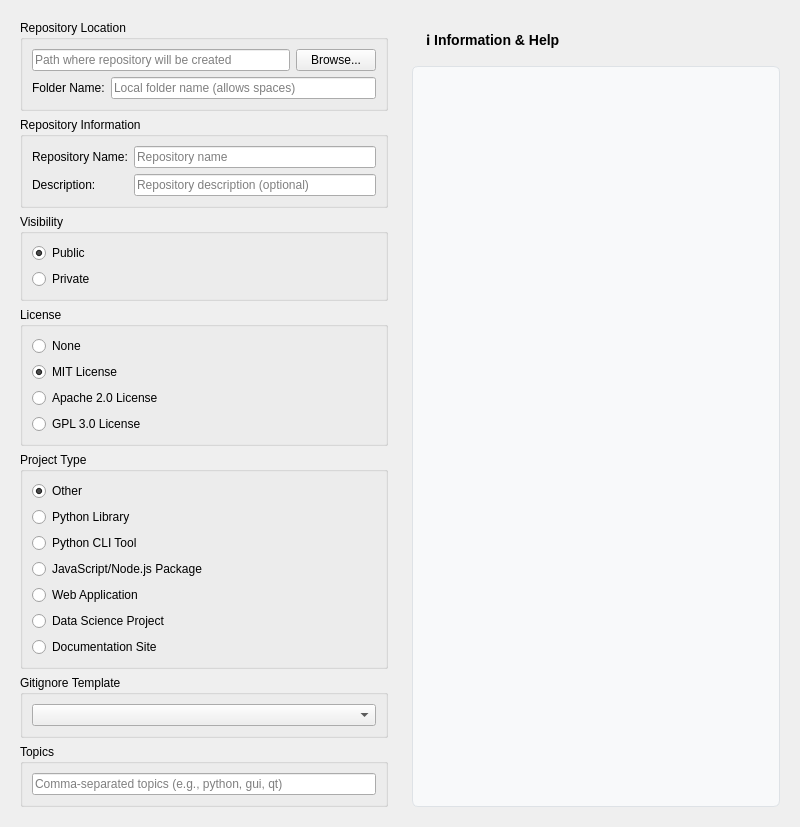
Before: the Qt Designer form src/repospark/assets/ui/basic_tab.ui in RichLewis007/RepoSpark, drawn with Qt 5.
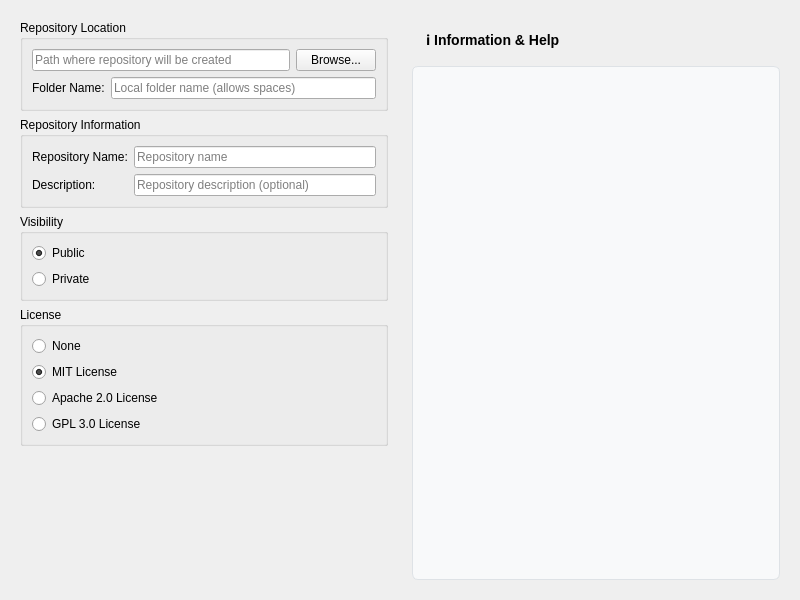
After: the same form once the commit is applied.

Commit message: rearrange gui items, tabs. fix blocked ui thread when picking a certain radio button.

Diff of the .ui file:
```diff
--- a/src/repospark/assets/ui/basic_tab.ui
+++ b/src/repospark/assets/ui/basic_tab.ui
@@ -162,95 +162,6 @@
         </layout>
        </widget>
       </item>
-      <item>
-       <widget class="QGroupBox" name="project_type_group">
-        <property name="title">
-         <string>Project Type</string>
-        </property>
-        <layout class="QVBoxLayout" name="project_type_layout">
-         <item>
-          <widget class="QRadioButton" name="project_type_other_radio">
-           <property name="text">
-            <string>Other</string>
-           </property>
-           <property name="checked">
-            <bool>true</bool>
-           </property>
-          </widget>
-         </item>
-         <item>
-          <widget class="QRadioButton" name="project_type_python_lib_radio">
-           <property name="text">
-            <string>Python Library</string>
-           </property>
-          </widget>
-         </item>
-         <item>
-          <widget class="QRadioButton" name="project_type_python_cli_radio">
-           <property name="text">
-            <string>Python CLI Tool</string>
-           </property>
-          </widget>
-         </item>
-         <item>
-          <widget class="QRadioButton" name="project_type_js_radio">
-           <property name="text">
-            <string>JavaScript/Node.js Package</string>
-           </property>
-          </widget>
-         </item>
-         <item>
-          <widget class="QRadioButton" name="project_type_web_radio">
-           <property name="text">
-            <string>Web Application</string>
-           </property>
-          </widget>
-         </item>
-         <item>
-          <widget class="QRadioButton" name="project_type_data_radio">
-           <property name="text">
-            <string>Data Science Project</string>
-           </property>
-          </widget>
-         </item>
-         <item>
-          <widget class="QRadioButton" name="project_type_docs_radio">
-           <property name="text">
-            <string>Documentation Site</string>
-           </property>
-          </widget>
-         </item>
-        </layout>
-       </widget>
-      </item>
-      <item>
-       <widget class="QGroupBox" name="gitignore_group">
-        <property name="title">
-         <string>Gitignore Template</string>
-        </property>
-        <layout class="QVBoxLayout" name="gitignore_layout">
-         <item>
-          <widget class="QComboBox" name="gitignore_combo"/>
-         </item>
-        </layout>
-       </widget>
-      </item>
-      <item>
-       <widget class="QGroupBox" name="topics_group">
-        <property name="title">
-         <string>Topics</string>
-        </property>
-        <layout class="QVBoxLayout" name="topics_layout">
-         <item>
-          <widget class="QLineEdit" name="topics_edit">
-           <property name="placeholderText">
-            <string>Comma-separated topics (e.g., python, gui, qt)</string>
-           </property>
-          </widget>
-         </item>
-        </layout>
-       </widget>
-      </item>
       <item>
        <spacer name="verticalSpacer">
         <property name="orientation">
```
The commit also changes 5 other files.
